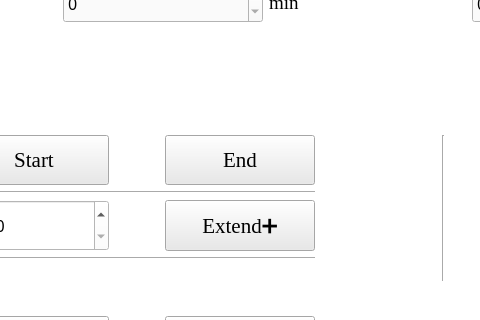
Before: the Qt Designer form UI/Answer_section.ui in Astraeus-Q/Clicker-for-ZJUI, drawn with Qt 5; both pictures show x 174 to 654 and y 562 to 882 of the 1080 by 990 pixel window.
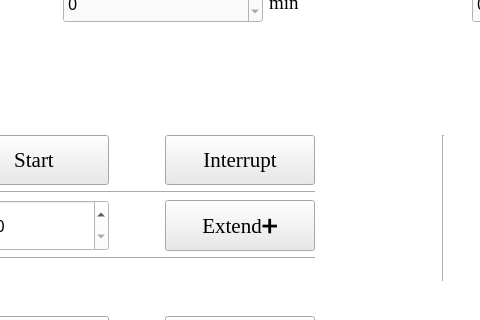
After: the same form once the commit is applied. Icons and pictures are not drawn.

The edit to the form file:
```diff
--- a/UI/Answer_section.ui
+++ b/UI/Answer_section.ui
@@ -822,7 +822,7 @@
             <string notr="true">background-color: rgb(233, 233, 233);</string>
            </property>
            <property name="text">
-            <string>End</string>
+            <string>Interrupt</string>
            </property>
           </widget>
          </item>
```
